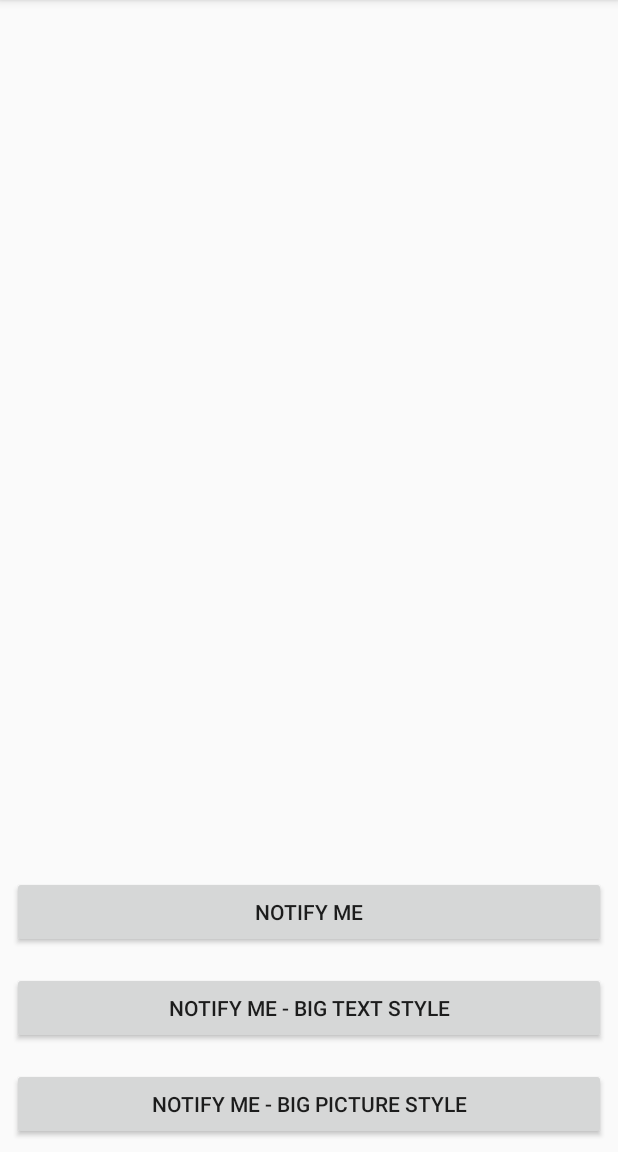
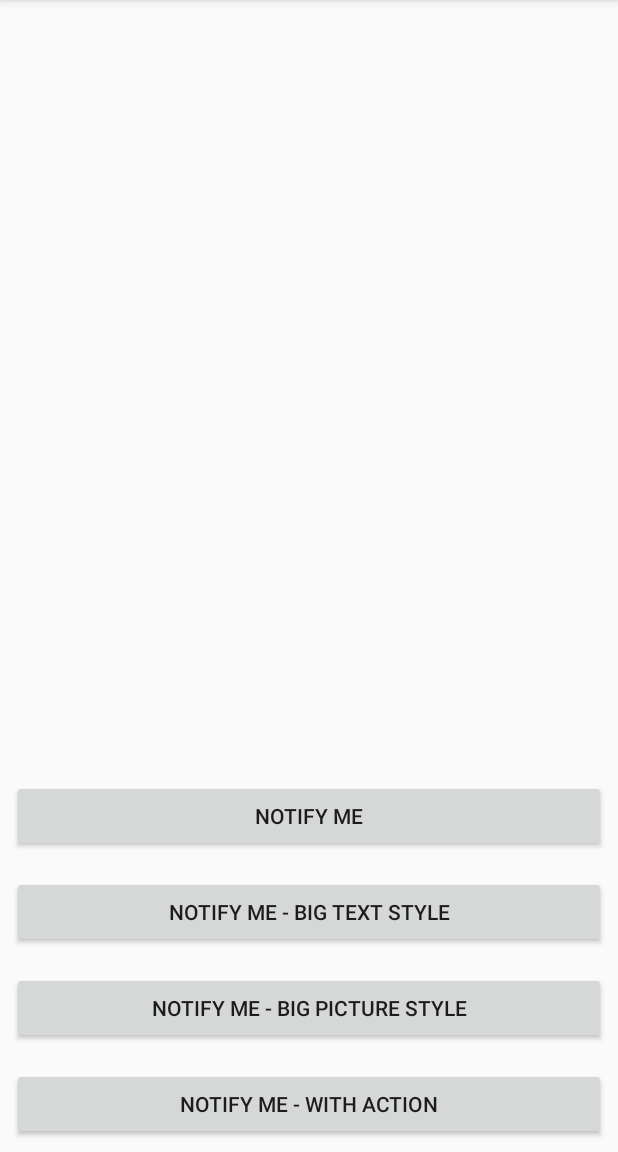
Before and after one commit to agpyaephyo/PADC-MyanamrAttractions, an Android app: the fragment NotificationFragment shown on its own in the app's theme, after a tap on "NOTIFY ME - BIG PICTURE STYLE", on a phone screen of 412 x 824 dp, the part 84-1236 px from its top. Run offline under Robolectric (Android 15) with nearby library versions, the phone set to English and light mode, and no system bars; our stand-ins replace ButterKnife; pictures from the network do not load.

Commit message:
Notification with Actions.

```diff
--- a/mobile/src/main/java/xyz/aungpyaephyo/padc/myanmarattractions/fragments/NotificationFragment.java
+++ b/mobile/src/main/java/xyz/aungpyaephyo/padc/myanmarattractions/fragments/NotificationFragment.java
@@ -45,4 +45,9 @@ public class NotificationFragment extends Fragment {
     public void onTapNotifyBigPicture(Button btnNotifyBigPicture) {
         NotificationUtils.showNotificationWithBigPictureStyle();
     }
+
+    @OnClick(R.id.btn_notify_with_action)
+    public void onTapNotifyWithAction(Button btnNotifyWithAction) {
+        NotificationUtils.showNotificationWithAction();
+    }
 }
--- a/mobile/src/main/res/layout/fragment_notification.xml
+++ b/mobile/src/main/res/layout/fragment_notification.xml
@@ -26,4 +26,11 @@
         android:layout_margin="@dimen/margin_medium"
         android:text="Notify Me - Big Picture Style" />
 
+    <Button
+        android:id="@+id/btn_notify_with_action"
+        android:layout_width="match_parent"
+        android:layout_height="wrap_content"
+        android:layout_margin="@dimen/margin_medium"
+        android:text="Notify Me - With Action" />
+
 </LinearLayout>
--- a/mobile/src/main/res/values/strings.xml
+++ b/mobile/src/main/res/values/strings.xml
@@ -67,5 +67,5 @@
     <string name="myanmar_attractions_notification">Notification မ်ား</string>
     <string name="msg_notification">Find out Attraction Places around you. It\'s for free. You can also add new attraction places where your friends should go and find out when they are around.</string>
 
-
+    <string name="lbl_map">Map</string>
 </resources>
```
Also changed, not shown: mobile/src/main/java/xyz/aungpyaephyo/padc/myanmarattractions/utils/NotificationUtils.java (+48 -0 lines), mobile/src/main/res/drawable-xxxhdpi/ic_map_white_24dp.png (added).
